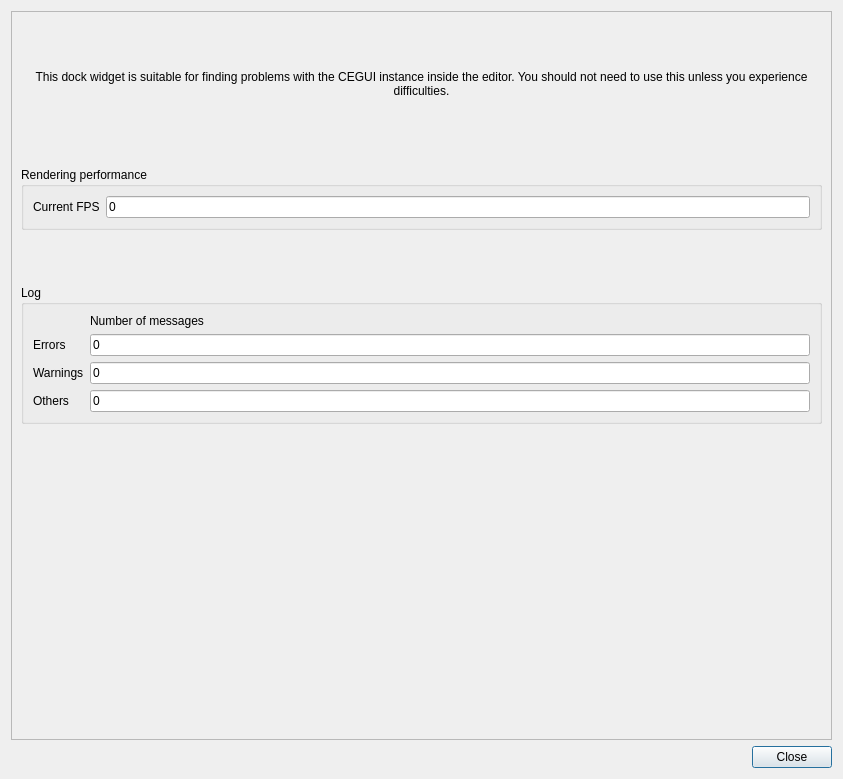
Above: ceed/ui/CEGUIDebugInfo.ui from timbaker/ceed before the change. Below: the same form after it.
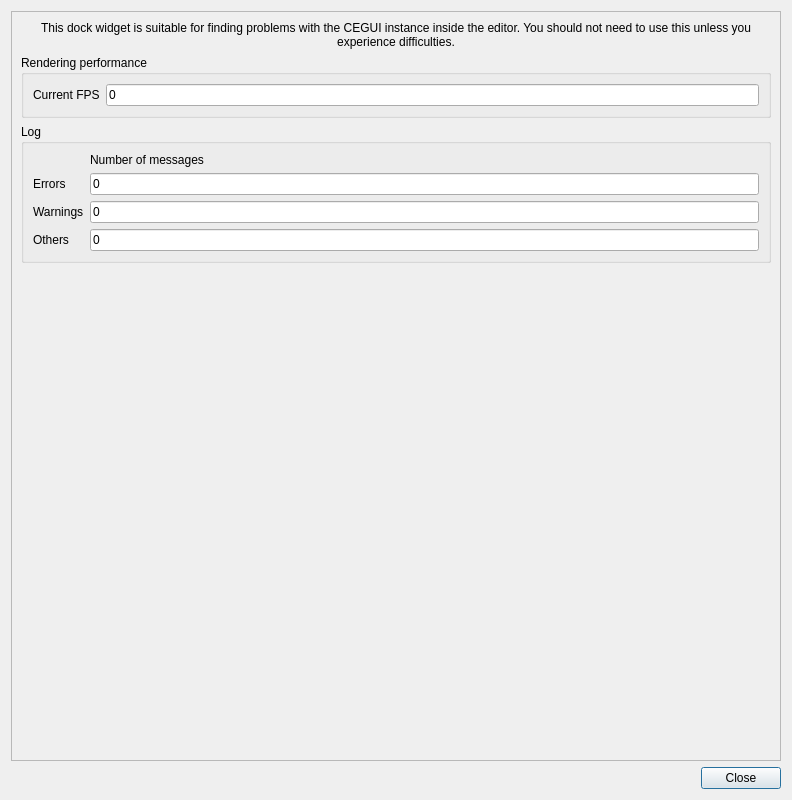
That is the form after the change.

The edit to the form file:
```diff
--- a/ceed/ui/CEGUIDebugInfo.ui
+++ b/ceed/ui/CEGUIDebugInfo.ui
@@ -6,10 +6,16 @@
    <rect>
     <x>0</x>
     <y>0</y>
-    <width>843</width>
-    <height>779</height>
+    <width>792</width>
+    <height>800</height>
    </rect>
   </property>
+  <property name="sizePolicy">
+   <sizepolicy hsizetype="Preferred" vsizetype="Expanding">
+    <horstretch>0</horstretch>
+    <verstretch>0</verstretch>
+   </sizepolicy>
+  </property>
   <property name="windowTitle">
    <string>CEGUI Debug Info</string>
   </property>
@@ -24,8 +30,8 @@
        <rect>
         <x>0</x>
         <y>0</y>
-        <width>823</width>
-        <height>722</height>
+        <width>772</width>
+        <height>751</height>
        </rect>
       </property>
       <layout class="QVBoxLayout" name="verticalLayout_2">
@@ -186,7 +192,7 @@
        <item>
         <widget class="QWidget" name="logViewArea" native="true">
          <property name="sizePolicy">
-          <sizepolicy hsizetype="Preferred" vsizetype="Fixed">
+          <sizepolicy hsizetype="Preferred" vsizetype="Expanding">
            <horstretch>0</horstretch>
            <verstretch>0</verstretch>
           </sizepolicy>
@@ -194,7 +200,7 @@
          <property name="minimumSize">
           <size>
            <width>0</width>
-           <height>200</height>
+           <height>100</height>
           </size>
          </property>
         </widget>
```
